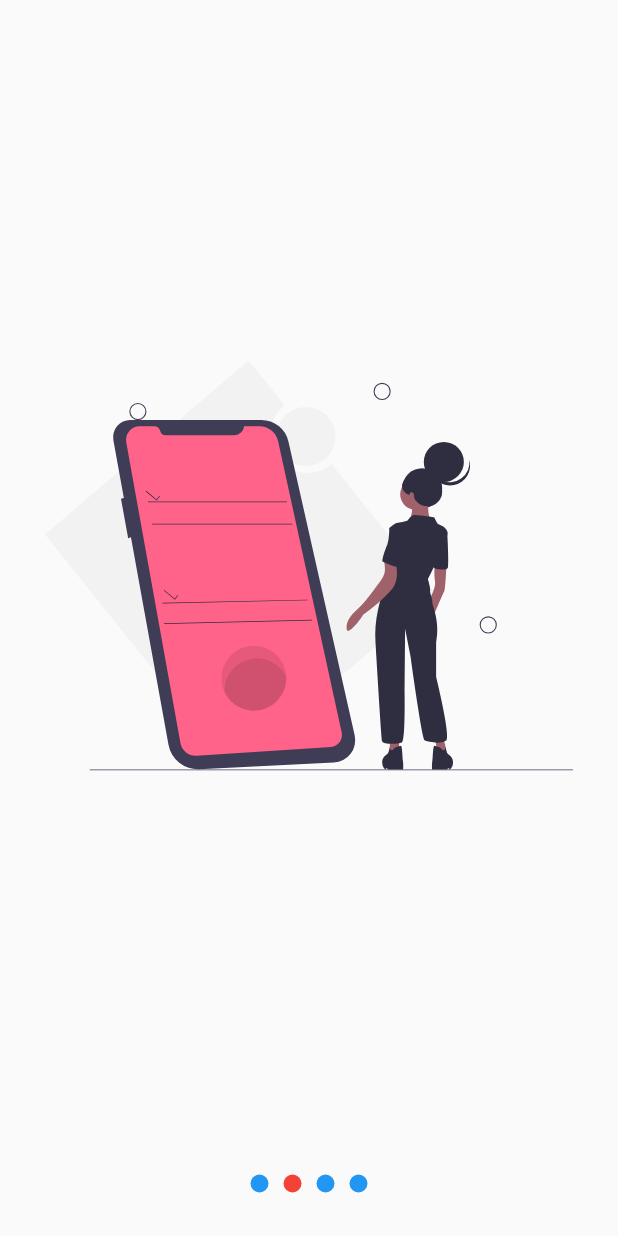
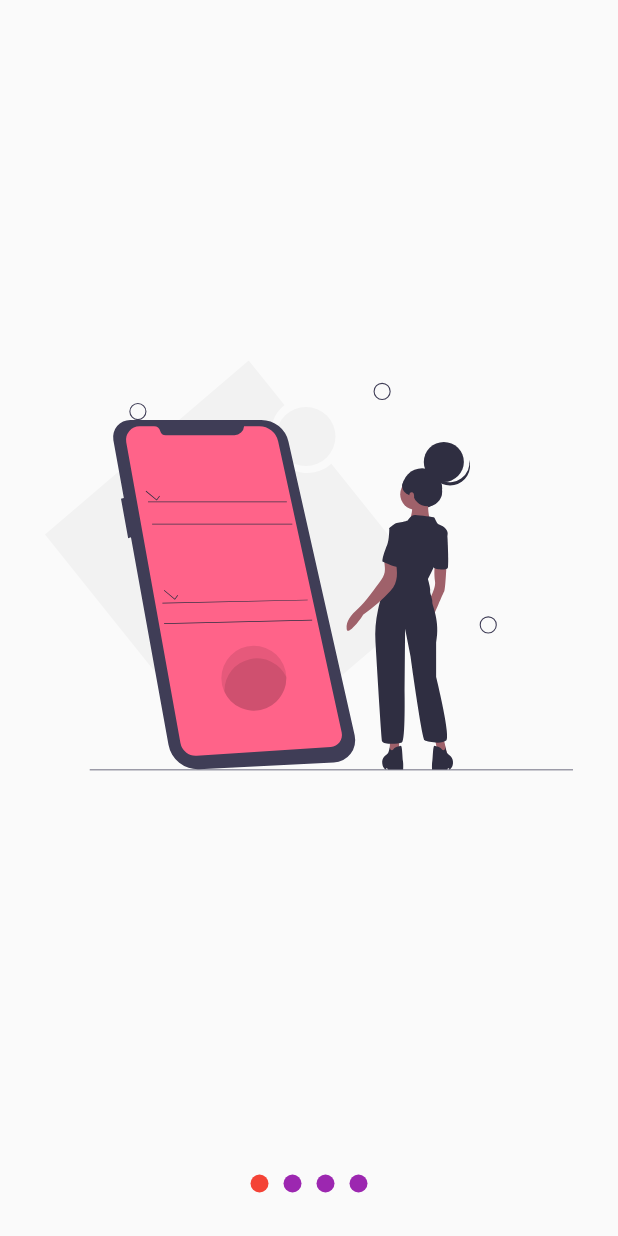
Before and after one commit to kervisvasquez1993/dise-o-flutter, a Flutter app: the screen it shows after launch, swiped to page 2, on a phone screen of 412 x 824 dp. Run offline on Flutter 3.47's test engine with Material 2 defaults, Android fonts, the phone set to English and light mode, and no system bars; our stand-ins replace flutter_svg.

```diff
--- a/lib/src/pages/slideshow_page.dart
+++ b/lib/src/pages/slideshow_page.dart
@@ -15,7 +15,7 @@ class SlidershowPage extends StatelessWidget {
           SvgPicture.asset('assets/svg/slide-4.svg'),
         ],
         colorPrimario: Colors.red,
-        colorSecundario: Colors.blue,
+        colorSecundario: Colors.purple,
       ),
     );
   }
--- a/lib/src/widget/slideshow.dart
+++ b/lib/src/widget/slideshow.dart
@@ -1,4 +1,3 @@
-import 'package:appredvital/src/models/slider_model.dart';
 import 'package:flutter/material.dart';
 
 //TODO; BORRAR
@@ -18,25 +17,19 @@ class Slideshow extends StatelessWidget {
   @override
   Widget build(BuildContext context) {
     return ChangeNotifierProvider(
-      create: (_) => SliderModel(),
+      create: (_) => _SliderShowModel(),
       child: SafeArea(
         child: Center(
-          child: Column(
-            children: <Widget>[
-              if (this.puntosArribas)
-                _Dots(
-                  this.slides.length,
-                  this.colorPrimario,
-                  this.colorSecundario,
-                ),
-              Expanded(child: _Slider(this.slides)),
-              if (!this.puntosArribas)
-                _Dots(
-                  this.slides.length,
-                  this.colorPrimario,
-                  this.colorSecundario,
-                ),
-            ],
+          child: Builder(
+            builder: (BuildContext context) {
+              Provider.of<_SliderShowModel>(context).colorPrimario =
+                  this.colorPrimario;
+              Provider.of<_SliderShowModel>(context).colorSecundario =
+                  this.colorSecundario;
+
+              return _CrearEstructuraSlideshow(
+                  puntosArribas: puntosArribas, slides: slides);
+            },
           ),
         ),
       ),
@@ -44,11 +37,40 @@ class Slideshow extends StatelessWidget {
   }
 }
 
+class _CrearEstructuraSlideshow extends StatelessWidget {
+  const _CrearEstructuraSlideshow({
+    Key key,
+    @required this.puntosArribas,
+    @required this.slides,
+  }) : super(key: key);
+
+  final bool puntosArribas;
+  final List<Widget> slides;
+
+  @override
+  Widget build(BuildContext context) {
+    return Column(
+      children: <Widget>[
+        if (this.puntosArribas)
+          _Dots(
+            this.slides.length,
+          ),
+        Expanded(child: _Slider(this.slides)),
+        if (!this.puntosArribas)
+          _Dots(
+            this.slides.length,
+          ),
+      ],
+    );
+  }
+}
+
 class _Dots extends StatelessWidget {
   final int totalSlider;
-  final Color colorPrimario;
-  final Color colorSecundario;
-  _Dots(this.totalSlider, this.colorPrimario, this.colorSecundario);
+
+  _Dots(
+    this.totalSlider,
+  );
   @override
   Widget build(BuildContext context) {
     return Container(
@@ -60,8 +82,6 @@ class _Dots extends StatelessWidget {
             this.totalSlider,
             (index) => _Dot(
                   index,
-                  this.colorPrimario,
-                  this.colorSecundario,
                 )),
         // children: <Widget>[
         //   _Dot(0),
@@ -75,12 +95,11 @@ class _Dots extends StatelessWidget {
 
 class _Dot extends StatelessWidget {
   final int index;
-  final colorPrimario;
-  final Color colorSecundario;
-  _Dot(this.index, this.colorPrimario, this.colorSecundario);
+
+  _Dot(this.index);
   @override
   Widget build(BuildContext context) {
-    final pageViewIndex = Provider.of<SliderModel>(context).currentPage;
+    final ssModel = Provider.of<_SliderShowModel>(context);
 
     return AnimatedContainer(
       duration: Duration(milliseconds: 300),
@@ -90,9 +109,10 @@ class _Dot extends StatelessWidget {
         horizontal: 5,
       ),
       decoration: BoxDecoration(
-        color: (pageViewIndex >= index - 0.5 && pageViewIndex < index + 0.5)
-            ? this.colorPrimario
-            : this.colorSecundario,
+        color: (ssModel._currentPage >= index - 0.5 &&
+                ssModel._currentPage < index + 0.5)
+            ? ssModel._colorPrimario
+            : ssModel._colorSecundario,
         shape: BoxShape.circle,
       ),
     );
@@ -114,7 +134,7 @@ class __SliderState extends State<_Slider> {
   void initState() {
     super.initState();
     pageViewController.addListener(() {
-      Provider.of<SliderModel>(context, listen: false).currentPage =
+      Provider.of<_SliderShowModel>(context, listen: false).currentPage =
           pageViewController.page;
     });
   }
@@ -151,3 +171,28 @@ class _Slide extends StatelessWidget {
     );
   }
 }
+
+class _SliderShowModel with ChangeNotifier {
+  double _currentPage = 0;
+  Color _colorPrimario = Colors.blue;
+  Color _colorSecundario = Colors.grey;
+  double get currentPage => this._currentPage;
+// getter para obtener valor
+  set currentPage(double currentPage) {
+    this._currentPage = currentPage;
+    notifyListeners();
+  }
+
+  Color get colorPrimario => _colorPrimario;
+
+  set colorPrimario(Color color) {
+    this._colorPrimario = color;
+    notifyListeners();
+  }
+
+  Color get colorsecundario => _colorSecundario;
+  set colorSecundario(Color color) {
+    this._colorSecundario = color;
+    notifyListeners();
+  }
+}
```
